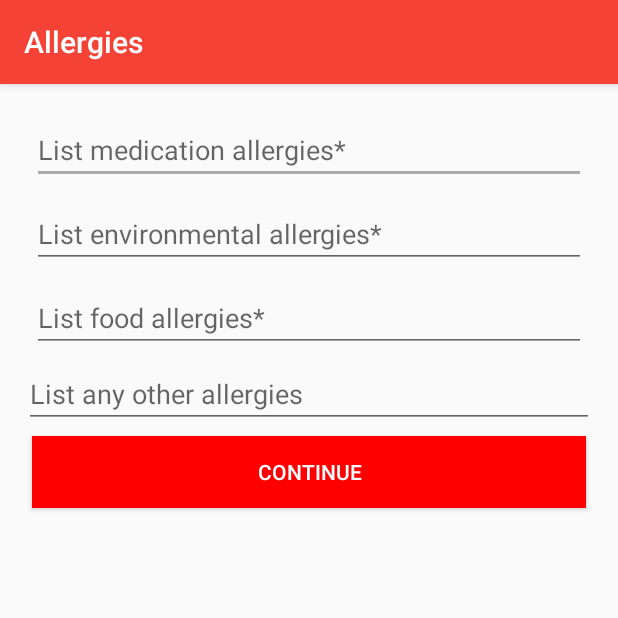
After one commit to OmriSama/ERgency, an Android app: the Allergies screen opened directly, with no data from a screen before it, on a phone screen of 412 x 824 dp, the top half of it. The commit adds this screen. Run offline under Robolectric (Android 15) with nearby library versions, the phone set to English and light mode, and no system bars.

Commit message:
I created the EmergencyContact screen, make sure to redirect the continue button to the next screen. The continue button is currently looping back to the PersonalInformation screen.

```diff
--- a/app/src/main/AndroidManifest.xml
+++ b/app/src/main/AndroidManifest.xml
@@ -23,7 +23,8 @@
             android:windowSoftInputMode="stateHidden" />
         <activity android:name=".EmergencyContact" />
         <activity android:name=".Insurance" />
-        <activity android:name=".SkipScreen"></activity>
+        <activity android:name=".SkipScreen" />
+        <activity android:name=".Allergies"></activity>
     </application>
 
 </manifest>
--- /dev/null
+++ b/app/src/main/java/com/team3/ergency/Allergies.java
@@ -0,0 +1,22 @@
+package com.team3.ergency;
+
+import android.graphics.Color;
+import android.support.v7.app.AppCompatActivity;
+import android.os.Bundle;
+import android.widget.Button;
+
+public class Allergies extends AppCompatActivity {
+
+    Button continueBt;
+    @Override
+    protected void onCreate(Bundle savedInstanceState) {
+        super.onCreate(savedInstanceState);
+        getSupportActionBar().setTitle("Allergies");
+        setContentView(R.layout.activity_allergies);
+
+        //Changes CONTINUE button color
+        continueBt = (Button) findViewById(R.id.allergies_continue);
+        continueBt.setBackgroundColor(Color.RED);
+        continueBt.setTextColor(Color.WHITE);
+    }
+}
--- a/app/src/main/java/com/team3/ergency/Insurance.java
+++ b/app/src/main/java/com/team3/ergency/Insurance.java
@@ -45,6 +45,7 @@ public class Insurance extends AppCompatActivity {
     @Override
     protected void onCreate(Bundle savedInstanceState) {
         super.onCreate(savedInstanceState);
+        getSupportActionBar().setTitle("Insurance Information");
         setContentView(R.layout.activity_insurance);
 
         // Set the state text view so that when the user types in one word, a list of
@@ -151,7 +152,7 @@ public class Insurance extends AppCompatActivity {
 
         //Check if any forms are unfilled. If none, then move to next screen
         if (unfilledForms.size() == 0) {
-            Intent i = new Intent(this, PersonalInformation.class);
+            Intent i = new Intent(this, Allergies.class);
             startActivity(i);
             finish();
         } else {
--- /dev/null
+++ b/app/src/main/res/layout/activity_allergies.xml
@@ -0,0 +1,63 @@
+<?xml version="1.0" encoding="utf-8"?>
+<RelativeLayout xmlns:android="http://schemas.android.com/apk/res/android"
+    xmlns:tools="http://schemas.android.com/tools"
+    android:id="@+id/activity_allergies"
+    android:layout_width="match_parent"
+    android:layout_height="match_parent"
+    android:paddingBottom="@dimen/activity_vertical_margin"
+    android:paddingLeft="@dimen/activity_horizontal_margin"
+    android:paddingRight="@dimen/activity_horizontal_margin"
+    android:paddingTop="@dimen/activity_vertical_margin"
+    tools:context="com.team3.ergency.Allergies">
+
+    <LinearLayout
+        android:orientation="vertical"
+        android:layout_width="match_parent"
+        android:layout_height="match_parent"
+        android:layout_alignParentLeft="true"
+        android:layout_alignParentStart="true"
+        android:layout_alignParentTop="true">
+
+        <EditText
+            android:layout_width="match_parent"
+            android:layout_height="wrap_content"
+            android:inputType="textPersonName"
+            android:ems="10"
+            android:id="@+id/medication_allergies"
+            android:hint="List medication allergies*"
+            android:layout_margin="5dp" />
+
+        <EditText
+            android:layout_width="match_parent"
+            android:layout_height="wrap_content"
+            android:inputType="textPersonName"
+            android:ems="10"
+            android:id="@+id/envoronmental_allergies"
+            android:hint="List environmental allergies*"
+            android:layout_margin="5dp" />
+
+        <EditText
+            android:layout_width="match_parent"
+            android:layout_height="wrap_content"
+            android:inputType="textPersonName"
+            android:ems="10"
+            android:id="@+id/food_allergies"
+            android:hint="List food allergies*"
+            android:layout_margin="5dp" />
+
+        <EditText
+            android:layout_width="match_parent"
+            android:layout_height="wrap_content"
+            android:inputType="textPersonName"
+            android:ems="10"
+            android:id="@+id/other_allergies"
+            android:hint="List any other allergies" />
+
+        <Button
+            android:text="CONTINUE"
+            android:layout_width="match_parent"
+            android:layout_height="wrap_content"
+            android:id="@+id/allergies_continue"
+            android:layout_margin="5dp" />
+    </LinearLayout>
+</RelativeLayout>
--- a/app/src/main/res/layout/activity_emergency_contact.xml
+++ b/app/src/main/res/layout/activity_emergency_contact.xml
@@ -82,7 +82,7 @@
             android:layout_width="match_parent"
             android:layout_height="wrap_content"
             android:layout_margin="5dp"
-            android:onClick="saveECInfo"
-            android:text="Continue" />
+            android:onClick="saveECInfo (EmergencyContact)"
+            android:text="CONTINUE" />
     </LinearLayout>
 </RelativeLayout>
```
